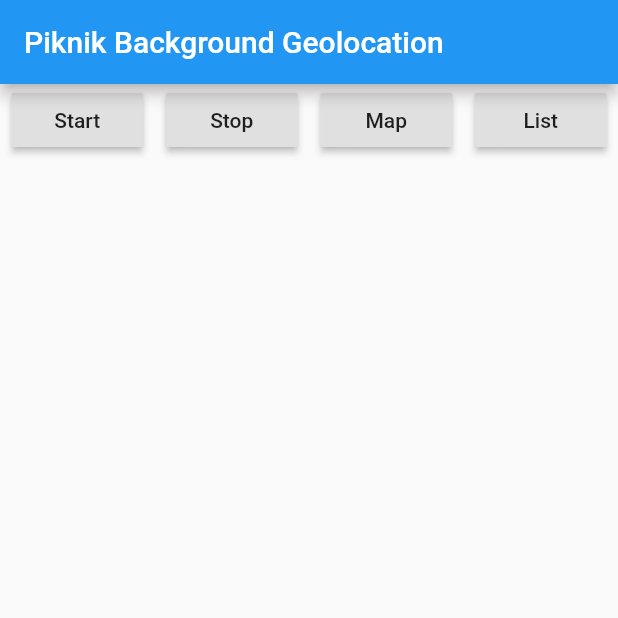
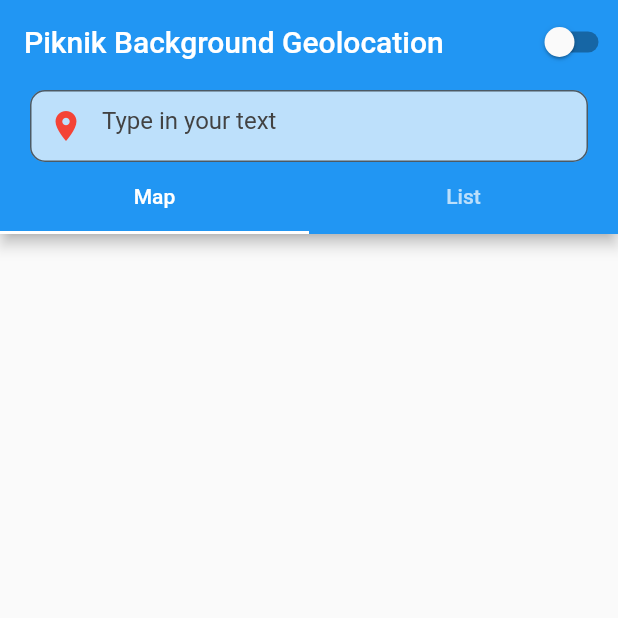
Before and after one commit to aharoldk/flutter_geolocation, a Flutter app: the screen it shows after launch, on a phone screen of 412 x 824 dp, the top half of it. Run offline on Flutter 3.47's test engine with Material 2 defaults, Android fonts, the phone set to English and light mode, and no system bars; our stand-ins replace geolocator, google_maps_flutter.

Commit message:
Finish Base UI

```diff
--- a/lib/main.dart
+++ b/lib/main.dart
@@ -13,9 +13,7 @@ class MyApp extends StatelessWidget {
   Widget build(BuildContext context) {
     return MaterialApp(
       title: 'Piknik',
-      theme: ThemeData(
-        primarySwatch: Colors.blue,
-      ),
+      theme: ThemeData.light(),
       home: MyHomePage(title: 'Piknik Background Geolocation'),
     );
   }
@@ -34,6 +32,7 @@ class _MyHomePageState extends State<MyHomePage> {
   String _uiName = "Map";
   Position currentPosition;
   List resultData;
+  bool slider = false;
 
   @override
   void initState() {
@@ -68,6 +67,8 @@ class _MyHomePageState extends State<MyHomePage> {
     });
   }
 
+  void _onChangedSlider(bool value) => setState(() => slider = value);
+
 
   Widget _showUI() {
     Widget widget;
@@ -86,38 +87,65 @@ class _MyHomePageState extends State<MyHomePage> {
 
   @override
   Widget build(BuildContext context) {
-    return Scaffold(
+    return DefaultTabController(
+      length: 2,
+      child: Scaffold(
         appBar: AppBar(
           title: Text(widget.title),
-      ),
-      body: Center(
+          actions: <Widget>[
+            Switch(value: slider, onChanged: _onChangedSlider),
+          ],
+          bottom: PreferredSize(
+              preferredSize: const Size.fromHeight(100.0),
+              child: Container(
                 child: Column(
                   children: <Widget>[
-            Row(
-              mainAxisAlignment: MainAxisAlignment.spaceAround,
-              children: <Widget>[
-                RaisedButton(
-                  onPressed: _startService,
-                  child: new Text("Start"),
+                    Container(
+                      margin: EdgeInsets.fromLTRB(20.0, 0.0, 20.0, 0.0),
+                      child: TextField(
+                        maxLines: 1,
+                        maxLengthEnforced: true,
+                        decoration: new InputDecoration(
+                          border: new OutlineInputBorder(
+                            borderRadius: const BorderRadius.all(
+                              const Radius.circular(10.0),
                             ),
-                RaisedButton(
-                  onPressed: _stopService,
-                  child: new Text("Stop"),
                           ),
-                RaisedButton(
-                  onPressed: () => _changeUI("Map"),
-                  child: new Text("Map"),
+                          filled: true,
+                          hintStyle: new TextStyle(color: Colors.grey[800]),
+                          hintText: "Type in your text",
+                          fillColor: Colors.white70,
+                          prefixIcon: Icon(
+                              Icons.location_on,
+                            color: Colors.red,
                           ),
-                RaisedButton(
-                  onPressed: () => _changeUI("List"),
-                  child: new Text("List"),
                         ),
+                        style: TextStyle(
+                          height: 0.5,
+                        ),
+                      )
+                    ),
+                    TabBar(
+                      tabs: [
+                        Tab(text: "Map"),
+                        Tab(text: "List"),
+                      ]
+                    )
                   ],
+                ),
+              ),
+            ),
+        ),
+
+        body: TabBarView(
+          children: [
+            Container(
+              child: currentPosition != null ? _showUI() : null,
             ),
             Container(
               child: currentPosition != null ? _showUI() : null,
             ),
-          ],
+          ]
         ),
       ),
     );
```
Lines whose indentation alone changed are shown as unchanged.
